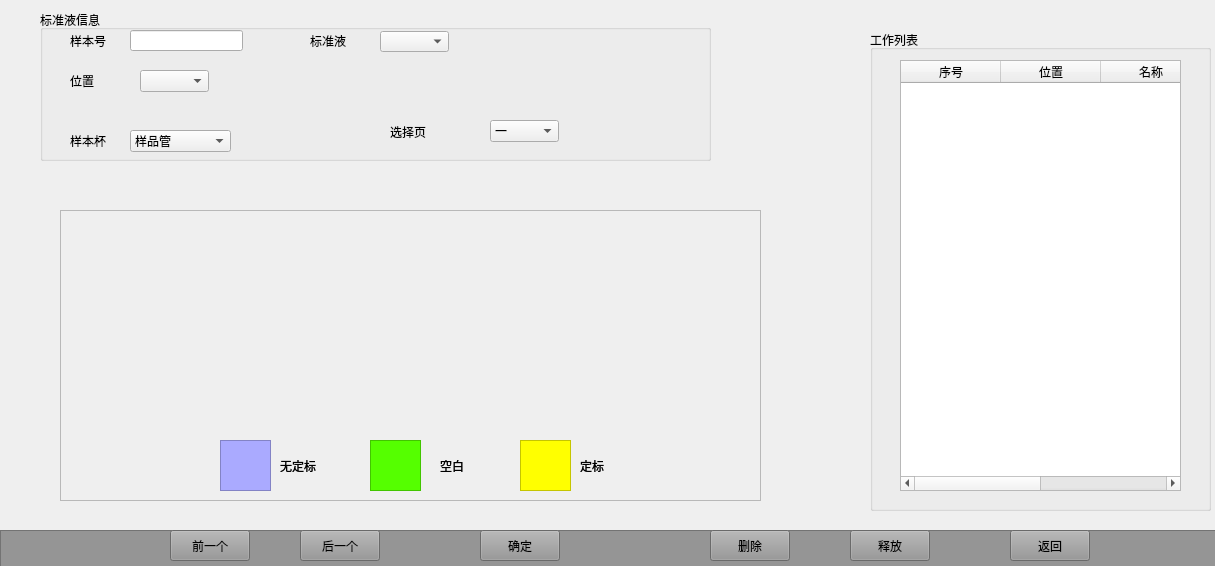
Before: the Qt Designer form catab.ui in lsoftp/water, drawn with Qt 5.
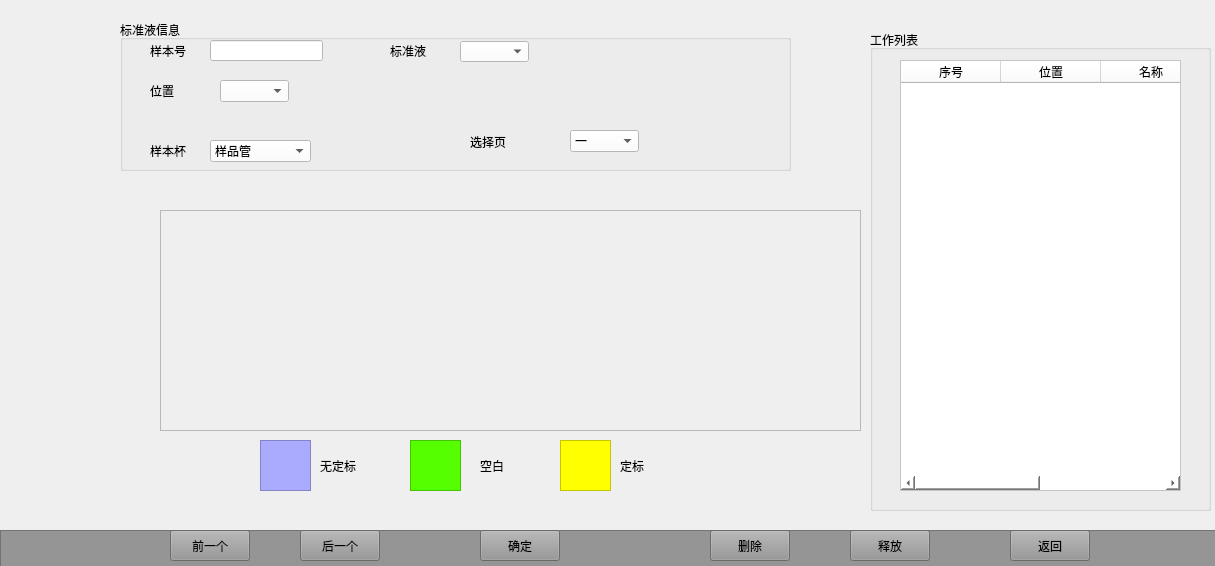
After: the same form once the commit is applied.

Commit message: adjust qutab catab

```diff
--- a/catab.ui
+++ b/catab.ui
@@ -16,10 +16,10 @@
   <widget class="QFrame" name="frame_5">
    <property name="geometry">
     <rect>
-     <x>60</x>
+     <x>160</x>
      <y>210</y>
      <width>701</width>
-     <height>291</height>
+     <height>221</height>
     </rect>
    </property>
    <property name="frameShape">
@@ -28,91 +28,13 @@
    <property name="frameShadow">
     <enum>QFrame::Raised</enum>
    </property>
-   <widget class="QGraphicsView" name="graphicsView">
-    <property name="geometry">
-     <rect>
-      <x>160</x>
-      <y>230</y>
-      <width>51</width>
-      <height>51</height>
-     </rect>
-    </property>
-    <property name="styleSheet">
-     <string notr="true">background-color: rgb(170, 170, 255);</string>
-    </property>
-   </widget>
-   <widget class="QGraphicsView" name="graphicsView_2">
-    <property name="geometry">
-     <rect>
-      <x>310</x>
-      <y>230</y>
-      <width>51</width>
-      <height>51</height>
-     </rect>
-    </property>
-    <property name="styleSheet">
-     <string notr="true">background-color: rgb(85, 255, 0);
-</string>
-    </property>
-   </widget>
-   <widget class="QGraphicsView" name="graphicsView_3">
-    <property name="geometry">
-     <rect>
-      <x>460</x>
-      <y>230</y>
-      <width>51</width>
-      <height>51</height>
-     </rect>
-    </property>
-    <property name="styleSheet">
-     <string notr="true">background-color: rgb(255, 255, 0);</string>
-    </property>
-   </widget>
-   <widget class="QLabel" name="label_20">
-    <property name="geometry">
-     <rect>
-      <x>220</x>
-      <y>250</y>
-      <width>54</width>
-      <height>12</height>
-     </rect>
-    </property>
-    <property name="text">
-     <string>无定标</string>
-    </property>
-   </widget>
-   <widget class="QLabel" name="label_21">
-    <property name="geometry">
-     <rect>
-      <x>380</x>
-      <y>250</y>
-      <width>54</width>
-      <height>12</height>
-     </rect>
-    </property>
-    <property name="text">
-     <string>空白</string>
-    </property>
-   </widget>
-   <widget class="QLabel" name="label_22">
-    <property name="geometry">
-     <rect>
-      <x>520</x>
-      <y>250</y>
-      <width>54</width>
-      <height>12</height>
-     </rect>
-    </property>
-    <property name="text">
-     <string>定标</string>
-    </property>
-   </widget>
+   <zorder>frame_6</zorder>
   </widget>
   <widget class="QGroupBox" name="groupBox_4">
    <property name="geometry">
     <rect>
-     <x>40</x>
-     <y>10</y>
+     <x>120</x>
+     <y>20</y>
      <width>671</width>
      <height>151</height>
     </rect>
@@ -142,6 +64,9 @@
       <height>21</height>
      </rect>
     </property>
+    <property name="styleSheet">
+     <string notr="true">background-color: rgb(255, 255, 255);</string>
+    </property>
    </widget>
    <widget class="QLabel" name="label_11">
     <property name="geometry">
@@ -165,6 +90,9 @@
       <height>21</height>
      </rect>
     </property>
+    <property name="styleSheet">
+     <string notr="true">background-color: rgb(255, 255, 255);</string>
+    </property>
     <property name="editable">
      <bool>false</bool>
     </property>
@@ -194,6 +122,9 @@
       <height>22</height>
      </rect>
     </property>
+    <property name="styleSheet">
+     <string notr="true">background-color: rgb(255, 255, 255);</string>
+    </property>
     <item>
      <property name="text">
       <string>样品管</string>
@@ -227,6 +158,9 @@
       <height>22</height>
      </rect>
     </property>
+    <property name="styleSheet">
+     <string notr="true">background-color: rgb(255, 255, 255);</string>
+    </property>
     <item>
      <property name="text">
       <string>一</string>
@@ -247,6 +181,9 @@
       <height>22</height>
      </rect>
     </property>
+    <property name="styleSheet">
+     <string notr="true">background-color: rgb(255, 255, 255);</string>
+    </property>
    </widget>
    <widget class="QLabel" name="label_23">
     <property name="geometry">
@@ -283,6 +220,9 @@
       <height>431</height>
      </rect>
     </property>
+    <property name="styleSheet">
+     <string notr="true">background-color: rgb(255, 255, 255);</string>
+    </property>
     <column>
      <property name="text">
       <string>序号</string>
@@ -308,10 +248,10 @@
   <widget class="QFrame" name="frame_6">
    <property name="geometry">
     <rect>
-     <x>60</x>
+     <x>160</x>
      <y>210</y>
      <width>701</width>
-     <height>291</height>
+     <height>221</height>
     </rect>
    </property>
    <property name="frameShape">
@@ -320,85 +260,6 @@
    <property name="frameShadow">
     <enum>QFrame::Raised</enum>
    </property>
-   <widget class="QGraphicsView" name="graphicsView_4">
-    <property name="geometry">
-     <rect>
-      <x>160</x>
-      <y>230</y>
-      <width>51</width>
-      <height>51</height>
-     </rect>
-    </property>
-    <property name="styleSheet">
-     <string notr="true">background-color: rgb(170, 170, 255);</string>
-    </property>
-   </widget>
-   <widget class="QGraphicsView" name="graphicsView_5">
-    <property name="geometry">
-     <rect>
-      <x>310</x>
-      <y>230</y>
-      <width>51</width>
-      <height>51</height>
-     </rect>
-    </property>
-    <property name="styleSheet">
-     <string notr="true">background-color: rgb(85, 255, 0);
-</string>
-    </property>
-   </widget>
-   <widget class="QGraphicsView" name="graphicsView_6">
-    <property name="geometry">
-     <rect>
-      <x>460</x>
-      <y>230</y>
-      <width>51</width>
-      <height>51</height>
-     </rect>
-    </property>
-    <property name="styleSheet">
-     <string notr="true">background-color: rgb(255, 255, 0);</string>
-    </property>
-   </widget>
-   <widget class="QLabel" name="label_24">
-    <property name="geometry">
-     <rect>
-      <x>220</x>
-      <y>250</y>
-      <width>54</width>
-      <height>12</height>
-     </rect>
-    </property>
-    <property name="text">
-     <string>无定标</string>
-    </property>
-   </widget>
-   <widget class="QLabel" name="label_25">
-    <property name="geometry">
-     <rect>
-      <x>380</x>
-      <y>250</y>
-      <width>54</width>
-      <height>12</height>
-     </rect>
-    </property>
-    <property name="text">
-     <string>空白</string>
-    </property>
-   </widget>
-   <widget class="QLabel" name="label_26">
-    <property name="geometry">
-     <rect>
-      <x>520</x>
-      <y>250</y>
-      <width>54</width>
-      <height>12</height>
-     </rect>
-    </property>
-    <property name="text">
-     <string>定标</string>
-    </property>
-   </widget>
   </widget>
   <widget class="QFrame" name="frame_8">
    <property name="geometry">
@@ -503,6 +364,85 @@
    <zorder>pushButton_12</zorder>
    <zorder>careturnbtn</zorder>
   </widget>
+  <widget class="QGraphicsView" name="graphicsView_6">
+   <property name="geometry">
+    <rect>
+     <x>560</x>
+     <y>440</y>
+     <width>51</width>
+     <height>51</height>
+    </rect>
+   </property>
+   <property name="styleSheet">
+    <string notr="true">background-color: rgb(255, 255, 0);</string>
+   </property>
+  </widget>
+  <widget class="QLabel" name="label_24">
+   <property name="geometry">
+    <rect>
+     <x>320</x>
+     <y>460</y>
+     <width>54</width>
+     <height>12</height>
+    </rect>
+   </property>
+   <property name="text">
+    <string>无定标</string>
+   </property>
+  </widget>
+  <widget class="QLabel" name="label_26">
+   <property name="geometry">
+    <rect>
+     <x>620</x>
+     <y>460</y>
+     <width>54</width>
+     <height>12</height>
+    </rect>
+   </property>
+   <property name="text">
+    <string>定标</string>
+   </property>
+  </widget>
+  <widget class="QGraphicsView" name="graphicsView_5">
+   <property name="geometry">
+    <rect>
+     <x>410</x>
+     <y>440</y>
+     <width>51</width>
+     <height>51</height>
+    </rect>
+   </property>
+   <property name="styleSheet">
+    <string notr="true">background-color: rgb(85, 255, 0);
+</string>
+   </property>
+  </widget>
+  <widget class="QGraphicsView" name="graphicsView_4">
+   <property name="geometry">
+    <rect>
+     <x>260</x>
+     <y>440</y>
+     <width>51</width>
+     <height>51</height>
+    </rect>
+   </property>
+   <property name="styleSheet">
+    <string notr="true">background-color: rgb(170, 170, 255);</string>
+   </property>
+  </widget>
+  <widget class="QLabel" name="label_25">
+   <property name="geometry">
+    <rect>
+     <x>480</x>
+     <y>460</y>
+     <width>54</width>
+     <height>12</height>
+    </rect>
+   </property>
+   <property name="text">
+    <string>空白</string>
+   </property>
+  </widget>
  </widget>
  <resources/>
  <connections/>
```
The commit also changes 7 other files.
